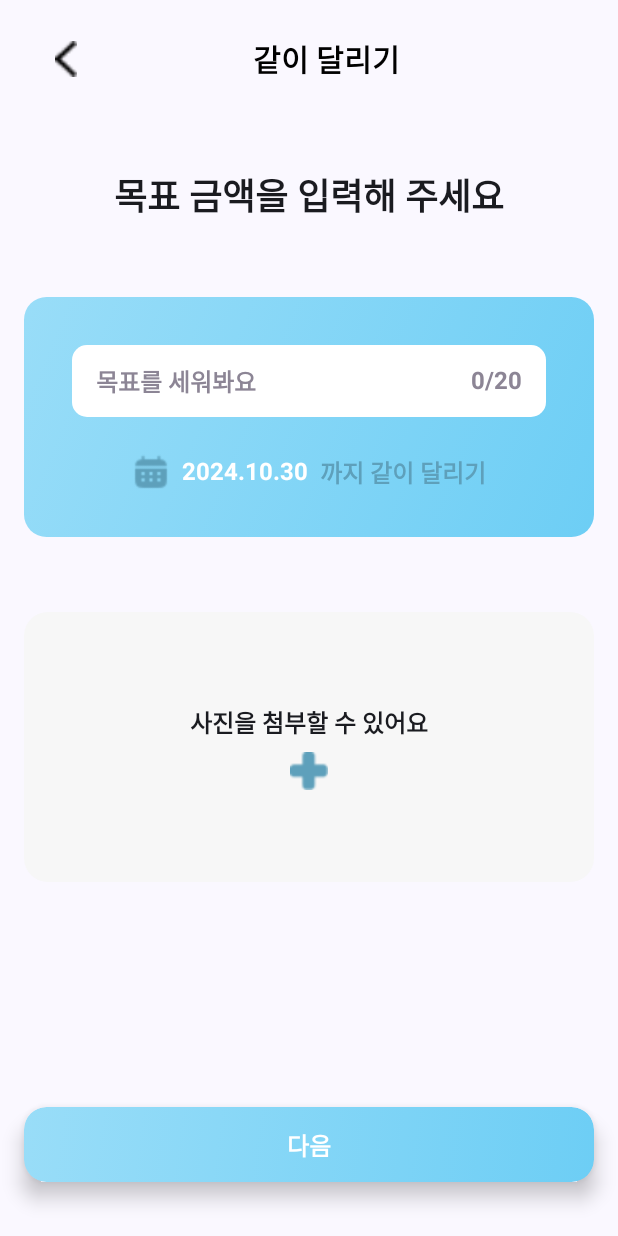
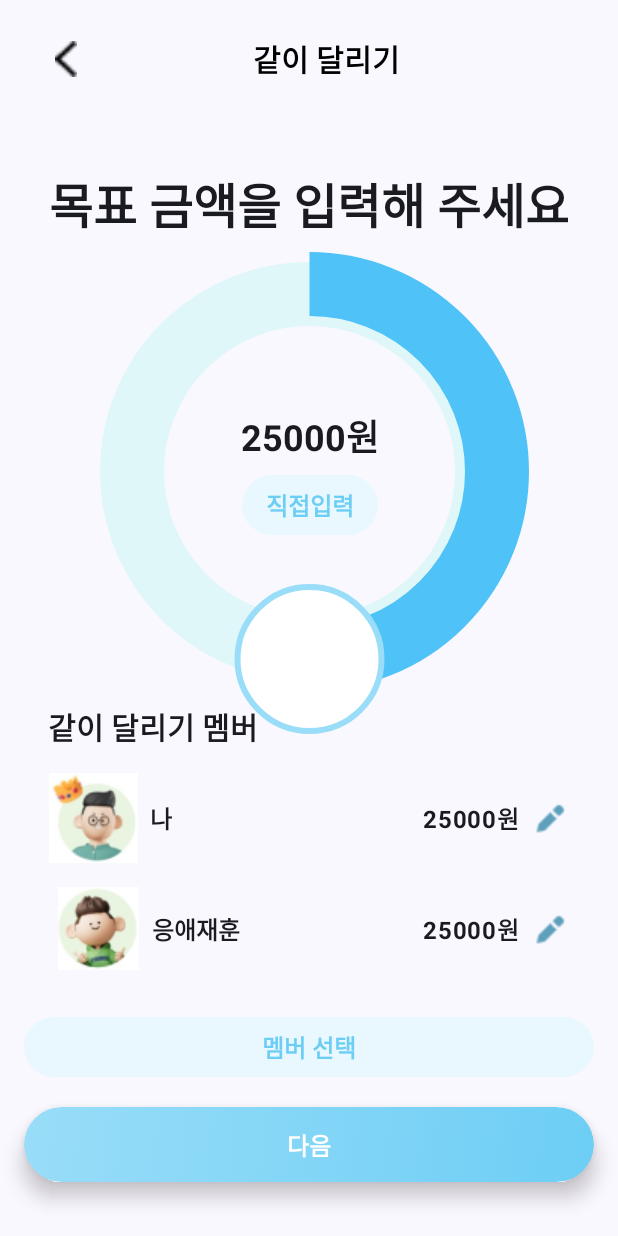
Before and after one commit to dbdbais/Kids-Wallet, an Android app built with Jetpack Compose: the RunParentsMoneyScreen screen opened through its navigation route, on a phone screen of 412 x 824 dp. Run offline under Robolectric (Android 15) with nearby library versions, the light colour scheme and no system bars.

Commit message:
[feat] 같이달리기 금액선택, 멤버선택 ui 완료

```diff
--- a/Frontend/client/KidsWallet/app/src/main/java/com/ssafy/kidswallet/MainActivity.kt
+++ b/Frontend/client/KidsWallet/app/src/main/java/com/ssafy/kidswallet/MainActivity.kt
@@ -32,6 +32,7 @@ import com.ssafy.kidswallet.ui.screens.main.MainPageScreen
 import com.ssafy.kidswallet.ui.screens.mywallet.MyWalletScreen
 import com.ssafy.kidswallet.ui.screens.run.RunScreen
 import com.ssafy.kidswallet.ui.screens.run.parents.RunParentsDetailScreen
+import com.ssafy.kidswallet.ui.screens.run.parents.RunParentsMemberListScreen
 import com.ssafy.kidswallet.ui.screens.run.parents.RunParentsMoneyScreen
 import com.ssafy.kidswallet.ui.screens.run.parents.RunParentsScreen
 import com.ssafy.kidswallet.ui.screens.signup.SignUp
@@ -85,6 +86,7 @@ fun MainScreen(navController: NavHostController) {
         composable("runParents") { RunParentsScreen(navController) }
         composable("runParentsMoney") { RunParentsMoneyScreen(navController) }
         composable("runParentsDetail") { RunParentsDetailScreen(navController) }
+        composable("runParentsMemberList") { RunParentsMemberListScreen(navController) }
         composable("begging") { BeggingScreen(navController) }
         composable("beggingMission") { BeggingMissionScreen(navController) }
         composable("beggingMoney") { BeggingMoneyScreen(navController) }
--- a/Frontend/client/KidsWallet/app/src/main/java/com/ssafy/kidswallet/ui/screens/run/parents/RunParents.kt
+++ b/Frontend/client/KidsWallet/app/src/main/java/com/ssafy/kidswallet/ui/screens/run/parents/RunParents.kt
@@ -79,7 +79,7 @@ fun RunParentsScreen(navController: NavController) {
 
         Text(
             text = "목표 세우기",
-            style = FontSizes.h24,
+            style = FontSizes.h32,
             fontWeight = FontWeight.Bold
         )
 
@@ -120,7 +120,7 @@ fun RunParentsScreen(navController: NavController) {
                             Text(
                                 text = "목표를 세워봐요",
                                 style = FontSizes.h16,
-                                color = Color(0xFF8C8595),
+                                color = Color(0x808C8595),
                                 fontWeight = FontWeight.Bold
                             )
                         },
@@ -198,6 +198,7 @@ fun RunParentsScreen(navController: NavController) {
             verticalArrangement = Arrangement.Center,
             horizontalAlignment = Alignment.CenterHorizontally
         ) {
+            if (imageUri == null) {
                 Text(
                     text = "사진을 첨부할 수 있어요",
                     style = FontSizes.h16,
@@ -206,7 +207,6 @@ fun RunParentsScreen(navController: NavController) {
 
                 Spacer(modifier = Modifier.height(8.dp))
 
-            if (imageUri == null) {
                 Image(
                     painter = painterResource(id = R.drawable.icon_plus2),
                     contentDescription = "사진 첨부",
--- a/Frontend/client/KidsWallet/app/src/main/java/com/ssafy/kidswallet/ui/screens/run/parents/RunParentsMoney.kt
+++ b/Frontend/client/KidsWallet/app/src/main/java/com/ssafy/kidswallet/ui/screens/run/parents/RunParentsMoney.kt
@@ -1,11 +1,9 @@
 package com.ssafy.kidswallet.ui.screens.run.parents
 
 import androidx.compose.foundation.Image
-import androidx.compose.foundation.background
+import androidx.compose.foundation.clickable
 import androidx.compose.foundation.layout.Arrangement
-import androidx.compose.foundation.layout.Box
 import androidx.compose.foundation.layout.Column
-import androidx.compose.foundation.layout.PaddingValues
 import androidx.compose.foundation.layout.Row
 import androidx.compose.foundation.layout.Spacer
 import androidx.compose.foundation.layout.fillMaxSize
@@ -14,34 +12,54 @@ import androidx.compose.foundation.layout.height
 import androidx.compose.foundation.layout.padding
 import androidx.compose.foundation.layout.size
 import androidx.compose.foundation.layout.width
-import androidx.compose.foundation.shape.RoundedCornerShape
-import androidx.compose.material3.Button
-import androidx.compose.material3.ButtonDefaults
+import androidx.compose.material3.MaterialTheme
+import androidx.compose.material3.OutlinedTextField
 import androidx.compose.material3.Text
 import androidx.compose.runtime.Composable
+import androidx.compose.runtime.collectAsState
+import androidx.compose.runtime.getValue
+import androidx.compose.runtime.mutableStateOf
+import androidx.compose.runtime.remember
 import androidx.compose.ui.Alignment
 import androidx.compose.ui.Modifier
-import androidx.compose.ui.geometry.Offset
-import androidx.compose.ui.graphics.Brush
-import androidx.compose.ui.graphics.Color
 import androidx.compose.ui.res.painterResource
-import androidx.compose.ui.text.font.FontWeight
 import androidx.compose.ui.tooling.preview.Preview
 import androidx.compose.ui.unit.dp
-import androidx.compose.ui.unit.sp
+import androidx.lifecycle.viewmodel.compose.viewModel
 import androidx.navigation.NavController
 import androidx.navigation.compose.rememberNavController
 import com.ssafy.kidswallet.R
 import com.ssafy.kidswallet.ui.components.BlueButton
 import com.ssafy.kidswallet.ui.components.FontSizes
+import com.ssafy.kidswallet.ui.components.LightBlueButton
 import com.ssafy.kidswallet.ui.components.Top
+import com.ssafy.kidswallet.ui.screens.begging.CircularSlider
+import com.ssafy.kidswallet.viewmodel.RunParentsAmountViewModel
+import androidx.compose.runtime.setValue
+import androidx.compose.ui.text.font.FontWeight
+import androidx.compose.foundation.gestures.detectTapGestures
+import androidx.compose.ui.input.pointer.pointerInput
+
 
 @Composable
-fun RunParentsMoneyScreen(navController: NavController) {
+fun RunParentsMoneyScreen(navController: NavController, viewModel: RunParentsAmountViewModel = viewModel()) {
+    val amount by viewModel.amount.collectAsState()
+
+    // 각각의 금액 행에 대한 편집 상태 관리
+    var isEditingFirstAmount by remember { mutableStateOf(false) }
+    var isEditingSecondAmount by remember { mutableStateOf(false) }
+
     Column(
         modifier = Modifier
             .fillMaxSize()
-            .padding(16.dp),
+            .padding(16.dp)
+            .pointerInput(Unit) {
+                detectTapGestures(onTap = {
+                    // 외부 클릭 시 모든 편집 종료
+                    isEditingFirstAmount = false
+                    isEditingSecondAmount = false
+                })
+            },
         horizontalAlignment = Alignment.CenterHorizontally
     ) {
         Top(title = "같이 달리기", navController = navController)
@@ -50,125 +68,174 @@ fun RunParentsMoneyScreen(navController: NavController) {
 
         Text(
             text = "목표 금액을 입력해 주세요",
-            style = FontSizes.h24,
+            style = FontSizes.h32,
             fontWeight = FontWeight.Bold
         )
 
-        Spacer(modifier = Modifier.height(50.dp))
+        Spacer(modifier = Modifier.height(30.dp))
 
-        // 목표 입력 및 날짜 설정
-        Column(
+        // CircularSlider 추가
+        CircularSlider(
+            amount = amount,
+            onAmountChange = { newAmount -> viewModel.setAmount(newAmount) }
+        )
+
+        Spacer(modifier = Modifier.height(30.dp))
+
+        // 같이 달리기 멤버
+        Text(
+            text = "같이 달리기 멤버",
+            style = FontSizes.h20,
+            fontWeight = FontWeight.Bold,
             modifier = Modifier
                 .fillMaxWidth()
-                .height(160.dp)
-                .background(
-                    brush = Brush.linearGradient(
-                        colors = listOf(Color(0xFF99DDF8), Color(0xFF6DCEF5))
-                    ),
-                    shape = RoundedCornerShape(15.dp)
-                )
+                .align(Alignment.Start)
+                .padding(start = 16.dp)
+        )
+
+        Row(
+            modifier = Modifier
+                .fillMaxWidth()
                 .padding(16.dp),
-            horizontalAlignment = Alignment.Start
+            horizontalArrangement = Arrangement.SpaceBetween,
+            verticalAlignment = Alignment.CenterVertically
         ) {
-            // 흰색 배경의 Row 컨테이너
-            Box(
-                modifier = Modifier
-                    .fillMaxWidth()
-                    .padding(16.dp)
-                    .background(Color.White, RoundedCornerShape(10.dp))
-                    .padding(horizontal = 16.dp, vertical = 12.dp) // 내부 패딩
-            ) {
-                Row(
-                    modifier = Modifier.fillMaxWidth(),
-                    horizontalArrangement = Arrangement.SpaceBetween, // 텍스트를 양 끝에 배치
-                    verticalAlignment = Alignment.CenterVertically
-                ) {
-                    Text(
-                        text = "목표를 세워봐요",
-                        style = FontSizes.h16,
-                        color = Color(0xFF8C8595),
-                        fontWeight = FontWeight.Bold
-                    )
-
-                    Text(
-                        text = "0/20",
-                        style = FontSizes.h16,
-                        color = Color(0xFF8C8595),
-                        fontWeight = FontWeight.Bold
-                    )
-                }
-            }
-
-            Spacer(modifier = Modifier.height(8.dp))
-
-            // 날짜 정보 Row
             Row(
-                modifier = Modifier.fillMaxWidth(),
-                horizontalArrangement = Arrangement.Center,
-                verticalAlignment = Alignment.CenterVertically
+                verticalAlignment = Alignment.CenterVertically,
+                modifier = Modifier.weight(1f)
             ) {
                 Image(
-                    painter = painterResource(id = R.drawable.icon_callendar),
-                    contentDescription = "달력",
-                    modifier = Modifier.size(25.dp)
+                    painter = painterResource(id = R.drawable.character_me),
+                    contentDescription = "나",
+                    modifier = Modifier
+                        .size(60.dp)
                 )
 
                 Spacer(modifier = Modifier.width(8.dp))
 
                 Text(
-                    text = "2024.10.30",
+                    text = "나",
                     style = FontSizes.h16,
-                    color = Color(0xFFFFFFFF),
                     fontWeight = FontWeight.Bold
+                )
+            }
+
+            EditableAmountRow(
+                initialAmount = "25000",
+                onAmountChange = { newAmount -> },
+                isEditing = isEditingFirstAmount,
+                onEditingChange = { isEditingFirstAmount = it }
+            )
+        }
+
+        Row(
+            modifier = Modifier
+                .fillMaxWidth()
+                .padding(start = 22.dp, end = 16.dp),
+            horizontalArrangement = Arrangement.SpaceBetween,
+            verticalAlignment = Alignment.CenterVertically
+        ) {
+            Row(
+                verticalAlignment = Alignment.CenterVertically,
+                modifier = Modifier.weight(1f)
+            ) {
+                Image(
+                    painter = painterResource(id = R.drawable.character_run_member),
+                    contentDescription = "응애재훈",
+                    modifier = Modifier
+                        .size(55.dp)
                 )
 
                 Spacer(modifier = Modifier.width(8.dp))
 
                 Text(
-                    text = "까지 같이 달리기",
+                    text = "응애재훈",
                     style = FontSizes.h16,
-                    color = Color(0xFF5EA0BB),
                     fontWeight = FontWeight.Bold
                 )
             }
-        }
 
-        Spacer(modifier = Modifier.height(50.dp))
-
-        // 사진 첨부 박스
-        Column(
-            modifier = Modifier
-                .fillMaxWidth()
-                .height(180.dp)
-                .background(Color(0xFFF7F7F7), RoundedCornerShape(16.dp))
-                .padding(16.dp),
-            verticalArrangement = Arrangement.Center,
-            horizontalAlignment = Alignment.CenterHorizontally
-        ) {
-            Text(
-                text = "사진을 첨부할 수 있어요",
-                style = FontSizes.h16,
-                fontWeight = FontWeight.Bold)
-
-            Spacer(modifier = Modifier.height(8.dp))
-
-            Image(
-                painter = painterResource(id = R.drawable.icon_plus2),
-                contentDescription = "사진 첨부",
-                modifier = Modifier.size(25.dp)
+            EditableAmountRow(
+                initialAmount = "25000",
+                onAmountChange = { newAmount -> },
+                isEditing = isEditingSecondAmount,
+                onEditingChange = { isEditingSecondAmount = it }
             )
         }
 
         Spacer(modifier = Modifier.weight(1f))
 
+        // 멤버 선택 버튼
+        LightBlueButton(
+            onClick = { navController.navigate("runParentsMemberList") },
+            text = "멤버 선택",
+            modifier = Modifier
+                .width(400.dp)
+                .padding(bottom = 20.dp),
+            height = 40,
+            elevation = 0
+        )
+
         // 다음 버튼
         BlueButton(
             onClick = { navController.navigate("mainPage") },
             text = "다음",
-            modifier = Modifier.width(400.dp).padding(bottom = 20.dp)
+            modifier = Modifier
+                .width(400.dp)
+                .padding(bottom = 20.dp)
         )
     }
 }
+
+@Composable
+fun EditableAmountRow(
+    initialAmount: String,
+    onAmountChange: (String) -> Unit,
+    isEditing: Boolean,
+    onEditingChange: (Boolean) -> Unit
+) {
+    val textState = remember { mutableStateOf(initialAmount) }
+
+    Row(
+        verticalAlignment = Alignment.CenterVertically
+    ) {
+        if (isEditing) {
+            OutlinedTextField(
+                value = textState.value,
+                onValueChange = { newText ->
+                    if (newText.all { it.isDigit() }) {
+                        textState.value = newText
+                        onAmountChange(newText)
+                    }
+                },
+                singleLine = true,
+                textStyle = MaterialTheme.typography.bodyLarge.copy(fontWeight = FontWeight.Bold),
+                modifier = Modifier
+                    .width(80.dp)
+                    .padding(vertical = 4.dp)
+            )
+        } else {
+            Text(
+                text = "${textState.value}원",
+                style = MaterialTheme.typography.bodyLarge,
+                fontWeight = FontWeight.Bold
+            )
+        }
+
+        Spacer(modifier = Modifier.width(8.dp))
+
+        Image(
+            painter = painterResource(id = R.drawable.logo_edit),
+            contentDescription = "수정",
+            modifier = Modifier
+                .size(25.dp)
+                .clickable {
+                    onEditingChange(true)
+                }
+        )
+    }
+}
+
 
 @Preview(
     showBackground = true,
@@ -177,5 +244,5 @@ fun RunParentsMoneyScreen(navController: NavController) {
 )
 @Composable
 fun RunParentsMoneyScreenPreview() {
-    RunParentsScreen(navController = rememberNavController())
+    RunParentsMoneyScreen(navController = rememberNavController())
 }
--- /dev/null
+++ b/Frontend/client/KidsWallet/app/src/main/java/com/ssafy/kidswallet/viewmodel/RunParentsAmountViewModel.kt
@@ -0,0 +1,25 @@
+package com.ssafy.kidswallet.viewmodel
+
+import androidx.lifecycle.ViewModel
+import androidx.lifecycle.viewModelScope
+import kotlinx.coroutines.flow.MutableStateFlow
+import kotlinx.coroutines.flow.StateFlow
+import kotlinx.coroutines.launch
+
+class RunParentsAmountViewModel : ViewModel() {
+    private val defaultAmount = 25000
+    private val _amount = MutableStateFlow(defaultAmount)
+    val amount: StateFlow<Int> get() = _amount
+
+    fun setAmount(newAmount: Int) {
+        viewModelScope.launch {
+            _amount.value = newAmount
+        }
+    }
+
+    fun resetAmount() {
+        viewModelScope.launch {
+            _amount.value = defaultAmount
+        }
+    }
+}
```
Also changed, not shown: Frontend/client/KidsWallet/app/src/main/java/com/ssafy/kidswallet/ui/components/GradientButton.kt (+14 -14 lines), Frontend/client/KidsWallet/app/src/main/java/com/ssafy/kidswallet/ui/screens/run/parents/RunParentsMemberList.kt (added, +179 -0 lines), Frontend/client/KidsWallet/app/src/main/java/com/ssafy/kidswallet/viewmodel/RunMemberViewModel.kt (added, +42 -0 lines), Frontend/client/KidsWallet/app/src/main/res/drawable/character_me.png (added), Frontend/client/KidsWallet/app/src/main/res/drawable/character_run_member.png (added), Frontend/client/KidsWallet/app/src/main/res/drawable/icon_search2.png (added). Lines whose indentation alone changed are shown as unchanged.
